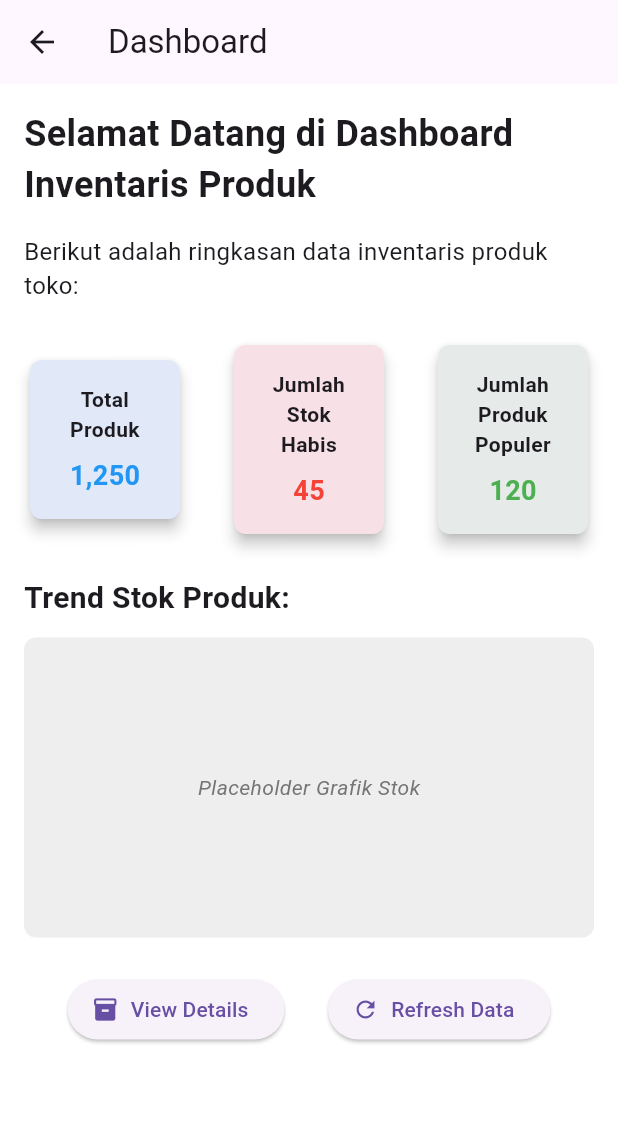
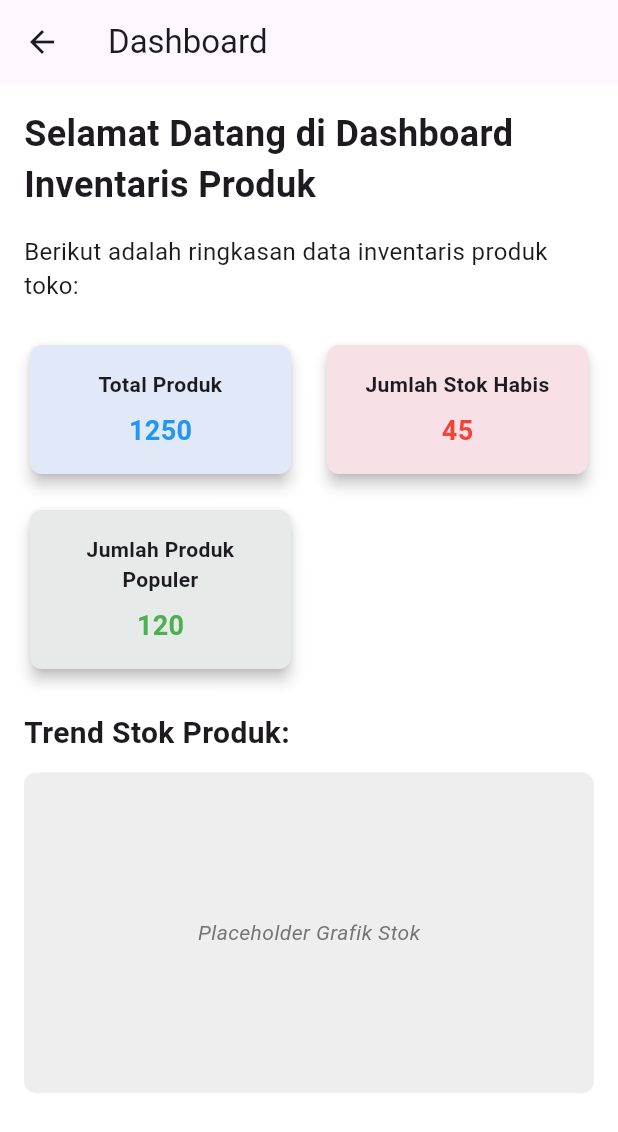
Before and after one commit to MuhamadArifSatriyo/EAS_TekberA_Kelontong.id, a Flutter app: the DashboardScreen screen opened by its route, on a phone screen of 412 x 824 dp. Shown: the top 1132 px of the screen. Run offline on Flutter 3.47's test engine with Material 3 defaults, Android fonts, the phone set to English and light mode, and no system bars; our stand-ins replace font_awesome_flutter, image_picker, shared_preferences; accounts and stored records are empty.

Commit message:
dashboard

```diff
--- a/lib/screen/dashboard_screen.dart
+++ b/lib/screen/dashboard_screen.dart
@@ -1,6 +1,54 @@
 import 'package:flutter/material.dart';
+import 'package:inventory_manager/widget/metric_card.dart';
 
-class DashboardScreen extends StatelessWidget {
+class DashboardScreen extends StatefulWidget {
+  @override
+  _DashboardScreenState createState() => _DashboardScreenState();
+}
+
+class _DashboardScreenState extends State<DashboardScreen> {
+  // State untuk nilai data
+  int totalProducts = 1250;
+  int stockOutProducts = 45;
+  int popularProducts = 120;
+
+  // Fungsi untuk membuka dialog dan mengupdate data
+  void _showInputDialog(String title, String metric, int currentValue, Function(int) onSave) {
+    final TextEditingController controller = TextEditingController();
+    controller.text = currentValue.toString();
+
+    showDialog(
+      context: context,
+      builder: (context) {
+        return AlertDialog(
+          title: Text('Edit $title'),
+          content: TextField(
+            controller: controller,
+            keyboardType: TextInputType.number,
+            decoration: InputDecoration(
+              labelText: '$metric (Saat ini: $currentValue)',
+            ),
+          ),
+          actions: [
+            TextButton(
+              onPressed: () => Navigator.pop(context),
+              child: Text('Batal'),
+            ),
+            ElevatedButton(
+              onPressed: () {
+                // Update data saat tombol "Simpan" ditekan
+                final newValue = int.tryParse(controller.text) ?? currentValue;
+                onSave(newValue);
+                Navigator.pop(context);
+              },
+              child: Text('Simpan'),
+            ),
+          ],
+        );
+      },
+    );
+  }
+
   @override
   Widget build(BuildContext context) {
     return Scaffold(
@@ -29,13 +77,66 @@ class DashboardScreen extends StatelessWidget {
               SizedBox(height: 24),
 
               // Inventory Metrics Section
-              Row(
-                mainAxisAlignment: MainAxisAlignment.spaceBetween,
+              LayoutBuilder(
+                builder: (context, constraints) {
+                  int crossAxisCount = constraints.maxWidth > 600 ? 3 : 2;
+                  double cardWidth = constraints.maxWidth / crossAxisCount - 16;
+
+                  return Wrap(
+                    spacing: 16,
+                    runSpacing: 16,
                     children: [
-                  _buildMetricCard('Total Produk', '1,250', Colors.blue),
-                  _buildMetricCard('Jumlah Stok Habis', '45', Colors.red),
-                  _buildMetricCard('Jumlah Produk Populer', '120', Colors.green),
+                      MetricCard(
+                        title: 'Total Produk',
+                        value: totalProducts.toString(),
+                        color: Colors.blue,
+                        width: cardWidth,
+                        onTap: () => _showInputDialog(
+                          'Total Produk',
+                          'Jumlah Produk',
+                          totalProducts,
+                          (newValue) {
+                            setState(() {
+                              totalProducts = newValue;
+                            });
+                          },
+                        ),
+                      ),
+                      MetricCard(
+                        title: 'Jumlah Stok Habis',
+                        value: stockOutProducts.toString(),
+                        color: Colors.red,
+                        width: cardWidth,
+                        onTap: () => _showInputDialog(
+                          'Jumlah Stok Habis',
+                          'Jumlah Stok',
+                          stockOutProducts,
+                          (newValue) {
+                            setState(() {
+                              stockOutProducts = newValue;
+                            });
+                          },
+                        ),
+                      ),
+                      MetricCard(
+                        title: 'Jumlah Produk Populer',
+                        value: popularProducts.toString(),
+                        color: Colors.green,
+                        width: cardWidth,
+                        onTap: () => _showInputDialog(
+                          'Jumlah Produk Populer',
+                          'Jumlah Produk',
+                          popularProducts,
+                          (newValue) {
+                            setState(() {
+                              popularProducts = newValue;
+                            });
+                          },
+                        ),
+                      ),
                     ],
+                  );
+                },
               ),
               SizedBox(height: 24),
 
@@ -48,8 +149,9 @@ class DashboardScreen extends StatelessWidget {
                 ),
               ),
               SizedBox(height: 12),
-              Container(
-                height: 200,
+              AspectRatio(
+                aspectRatio: 16 / 9,
+                child: Container(
                   decoration: BoxDecoration(
                     color: Colors.grey[200],
                     borderRadius: BorderRadius.circular(8),
@@ -64,67 +166,12 @@ class DashboardScreen extends StatelessWidget {
                     ),
                   ),
                 ),
+              ),
               SizedBox(height: 24),
-
-              // Action Buttons
-              Row(
-                mainAxisAlignment: MainAxisAlignment.spaceEvenly,
-                children: [
-                  ElevatedButton.icon(
-                    onPressed: () {
-                      // Navigasi ke halaman detail produk
-                    },
-                    icon: Icon(Icons.inventory),
-                    label: Text('View Details'),
-                  ),
-                  ElevatedButton.icon(
-                    onPressed: () {
-                      // Refresh data dashboard
-                    },
-                    icon: Icon(Icons.refresh),
-                    label: Text('Refresh Data'),
-                  ),
-                ],
-              ),
             ],
           ),
         ),
       ),
     );
   }
-
-  Widget _buildMetricCard(String title, String value, Color color) {
-    return Card(
-      elevation: 4,
-      shape: RoundedRectangleBorder(
-        borderRadius: BorderRadius.circular(8),
-      ),
-      child: Container(
-        width: 100,
-        padding: EdgeInsets.all(16),
-        decoration: BoxDecoration(
-          borderRadius: BorderRadius.circular(8),
-          color: color.withOpacity(0.1),
-        ),
-        child: Column(
-          children: [
-            Text(
-              title,
-              style: TextStyle(fontSize: 14, fontWeight: FontWeight.w600),
-              textAlign: TextAlign.center,
-            ),
-            SizedBox(height: 8),
-            Text(
-              value,
-              style: TextStyle(
-                fontSize: 18,
-                fontWeight: FontWeight.bold,
-                color: color,
-              ),
-            ),
-          ],
-        ),
-      ),
-    );
 }
-}
--- /dev/null
+++ b/lib/widget/metric_card.dart
@@ -0,0 +1,56 @@
+import 'package:flutter/material.dart';
+
+class MetricCard extends StatelessWidget {
+  final String title;
+  final String value;
+  final Color color;
+  final double width;
+  final VoidCallback onTap; // Tambahkan onTap untuk aksi klik
+
+  const MetricCard({
+    required this.title,
+    required this.value,
+    required this.color,
+    required this.width,
+    required this.onTap,
+  });
+
+  @override
+  Widget build(BuildContext context) {
+    return GestureDetector(
+      onTap: onTap, // Aksi klik
+      child: Card(
+        elevation: 4,
+        shape: RoundedRectangleBorder(
+          borderRadius: BorderRadius.circular(8),
+        ),
+        child: Container(
+          width: width,
+          padding: EdgeInsets.all(16),
+          decoration: BoxDecoration(
+            borderRadius: BorderRadius.circular(8),
+            color: color.withOpacity(0.1),
+          ),
+          child: Column(
+            children: [
+              Text(
+                title,
+                style: TextStyle(fontSize: 14, fontWeight: FontWeight.w600),
+                textAlign: TextAlign.center,
+              ),
+              SizedBox(height: 8),
+              Text(
+                value,
+                style: TextStyle(
+                  fontSize: 18,
+                  fontWeight: FontWeight.bold,
+                  color: color,
+                ),
+              ),
+            ],
+          ),
+        ),
+      ),
+    );
+  }
+}
```
Lines whose indentation alone changed are shown as unchanged.
